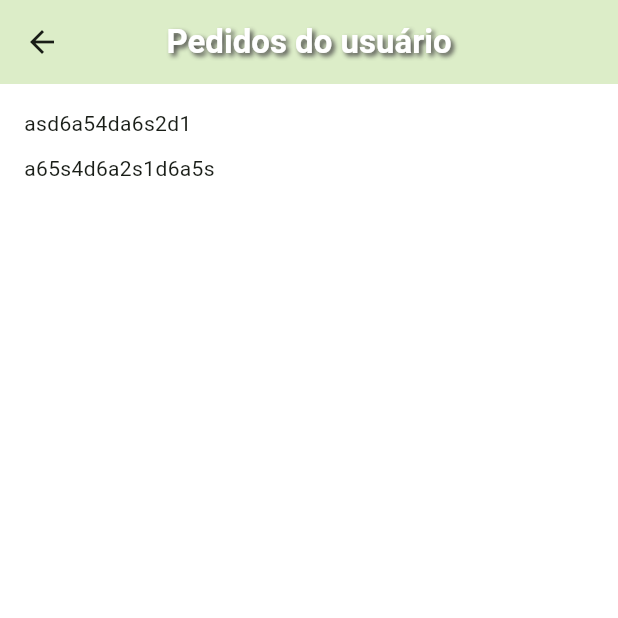
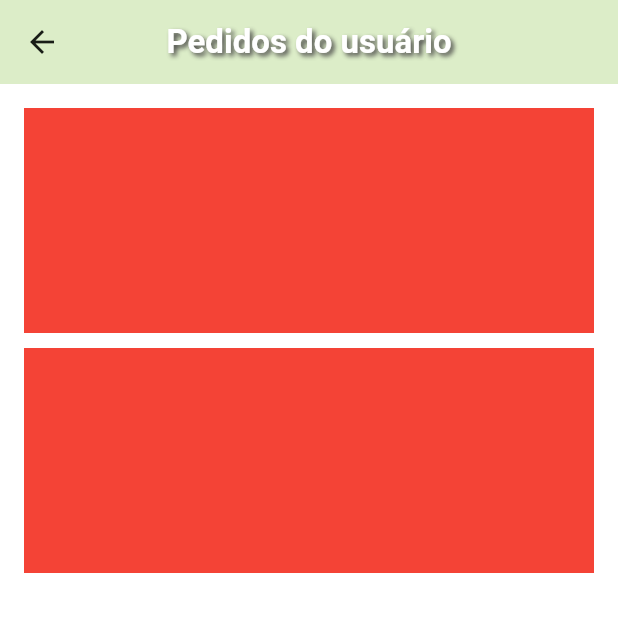
Before and after one commit to Miicchhel/FruitTrace, a Flutter app: the OrdersTab screen opened directly, on a phone screen of 412 x 824 dp, the top half of it. Run offline on Flutter 3.47's test engine with Material 3 defaults, Android fonts, the phone set to English and light mode, and no system bars; our stand-ins replace animated_text_kit, mask_text_input_formatter.

Commit message:
iniciando o desenvolvimento do tile dos pedidos

```diff
--- /dev/null
+++ b/lib/src/pages/orders/components/order_tile.dart
@@ -0,0 +1,17 @@
+import 'package:flutter/material.dart';
+import 'package:fruittrace/src/models/order_model.dart';
+
+class OrderTile extends StatelessWidget {
+
+  final OrderModel order;
+
+  const OrderTile({
+    super.key,
+    required this.order,
+  });
+
+  @override
+  Widget build(BuildContext context) {
+    return Container(height: 150, color: Colors.red,);
+  }
+}
--- a/lib/src/pages/orders/orders_tab.dart
+++ b/lib/src/pages/orders/orders_tab.dart
@@ -1,6 +1,7 @@
 import 'package:flutter/material.dart';
 import 'package:fruittrace/src/config/custom_colors.dart';
 import 'package:fruittrace/src/config/app_data.dart' as app_data;
+import 'package:fruittrace/src/pages/orders/components/order_tile.dart';
 
 class OrdersTab extends StatelessWidget {
   const OrdersTab({super.key});
@@ -32,9 +33,8 @@ class OrdersTab extends StatelessWidget {
         physics: const BouncingScrollPhysics(),
         separatorBuilder: (_, index) => SizedBox(height: 10.0),
         itemCount: app_data.orders.length,
-        itemBuilder: (_, index) {
-          return Text(app_data.orders[index].id);
-        }),
+        itemBuilder: (_, index) => OrderTile(order: app_data.orders[index]),
+      ),
     );
   }
 }
```
